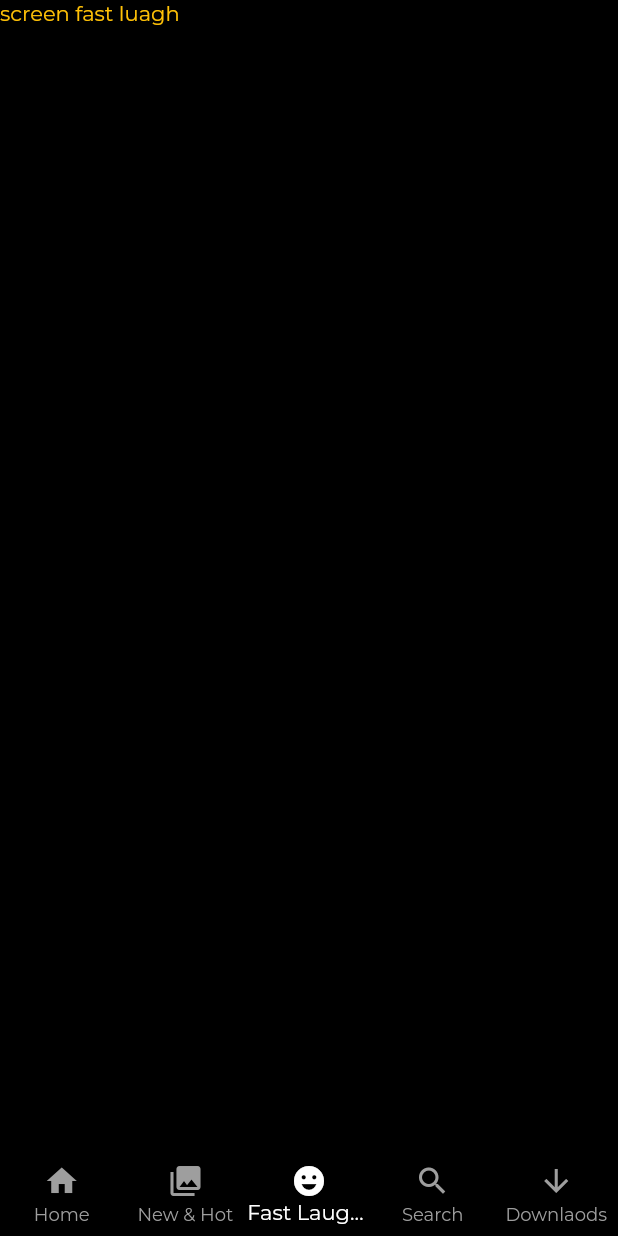
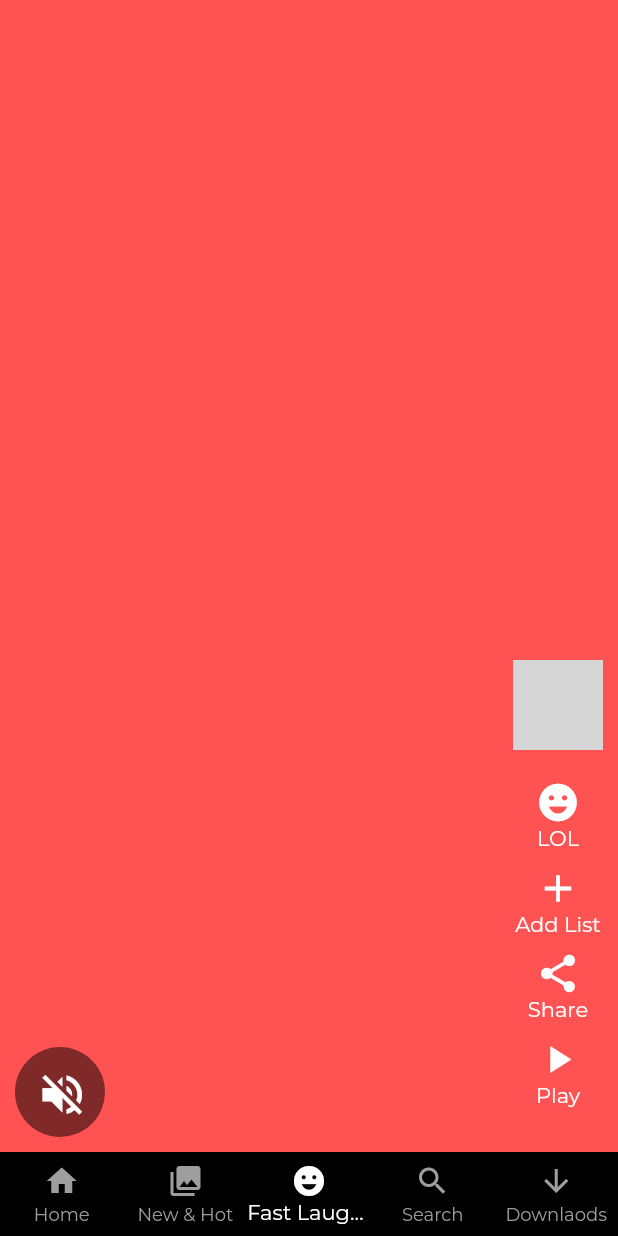
Before and after one commit to nabeeeltk/NetflixApp, a Flutter app: the screen it shows after launch, item 3 of the bottom bar chosen, on a phone screen of 412 x 824 dp. Run offline on Flutter 3.47's test engine with Material 2 defaults, Android fonts, the phone set to English and light mode, and no system bars; our stand-ins replace google_fonts; network calls fail; grey boxes are pictures that could not be loaded.

Commit message:
add fast laugh ui

```diff
--- a/netflixapp/lib/presentation/fast_laugh/screen_fast_laugh.dart
+++ b/netflixapp/lib/presentation/fast_laugh/screen_fast_laugh.dart
@@ -1,4 +1,5 @@
 import 'package:flutter/material.dart';
+import 'package:netflixapp/presentation/fast_laugh/widget/video_list_item.dart';
 
 
 class ScreenFastLuagh extends StatelessWidget {
@@ -6,6 +7,12 @@ class ScreenFastLuagh extends StatelessWidget {
 
   @override
   Widget build(BuildContext context) {
-    return const Scaffold(body: Text('screen fast luagh',style: TextStyle(color: Colors.amber),),);
+    return  Scaffold(body:SafeArea(child: PageView(
+      scrollDirection: Axis.vertical,
+      children: List.generate(20, (index) {
+        return   VideoLisItem(index:index ,);
+      })
+
+    )),);
   }
 }
--- /dev/null
+++ b/netflixapp/lib/presentation/fast_laugh/widget/video_list_item.dart
@@ -0,0 +1,93 @@
+import 'package:flutter/material.dart';
+import 'package:netflixapp/core/colors/colors.dart';
+import 'package:netflixapp/core/constents.dart';
+
+class VideoLisItem extends StatelessWidget {
+  final int index;
+  const VideoLisItem({super.key, required this.index});
+
+  @override
+  Widget build(BuildContext context) {
+    return Stack(
+      children: [
+        Container(
+          color: Colors.accents[index % Colors.accents.length],
+        ),
+        Align(
+          alignment: Alignment.bottomCenter,
+          child: Padding(
+            padding: const EdgeInsets.only(left: 10, bottom: 10),
+            child: Row(
+              crossAxisAlignment: CrossAxisAlignment.end,
+              mainAxisAlignment: MainAxisAlignment.spaceBetween,
+              children: [
+                //left side icone...................
+                CircleAvatar(
+                  backgroundColor: Colors.black.withOpacity(0.5),
+                  radius: 30,
+                  child: IconButton(
+                      onPressed: () {},
+                      icon: const Icon(
+                        Icons.volume_off,
+                        size: 35,
+                        color: kwhitcolor,
+                      )),
+                ),
+                //right side icons
+
+                Padding(
+                  padding:
+                      const EdgeInsets.symmetric(vertical: 20, horizontal: 10),
+                  child: Column(
+                    mainAxisAlignment: MainAxisAlignment.end,
+                    children: const [
+                      Padding(
+                        padding: EdgeInsets.symmetric(vertical: 10),
+                        child: CircleAvatar(
+                          radius: 30,
+                          backgroundImage: NetworkImage(
+                              'https://www.themoviedb.org/t/p/w220_and_h330_face/vZloFAK7NmvMGKE7VkF5UHaz0I.jpg'),
+                        ),
+                      ),
+                      kHeight,
+                      VideoActions(icon: (Icons.emoji_emotions), title: 'LOL'),
+                      kHeight,
+                      VideoActions(icon: (Icons.add), title: 'Add List'),
+                      kHeight,
+                      VideoActions(icon: (Icons.share), title: 'Share'),
+                      kHeight,
+                      VideoActions(icon: (Icons.play_arrow), title: 'Play')
+                    ],
+                  ),
+                )
+              ],
+            ),
+          ),
+        )
+      ],
+    );
+  }
+}
+
+class VideoActions extends StatelessWidget {
+  final IconData icon;
+  final String title;
+  const VideoActions({super.key, required this.icon, required this.title});
+
+  @override
+  Widget build(BuildContext context) {
+    return Column(
+      children: [
+        Icon(
+          icon,
+          size: 30,
+          color: Colors.white,
+        ),
+        Text(
+          title,
+          style: const TextStyle(color: kwhitcolor, fontSize: 14),
+        ),
+      ],
+    );
+  }
+}
--- a/netflixapp/lib/presentation/search/widget/Search_result.dart
+++ b/netflixapp/lib/presentation/search/widget/Search_result.dart
@@ -1,9 +1,8 @@
 import 'package:flutter/cupertino.dart';
-import 'package:flutter/src/widgets/framework.dart';
-import 'package:flutter/src/widgets/placeholder.dart';
 import 'package:netflixapp/core/constents.dart';
 import 'package:netflixapp/presentation/search/widget/titile.dart';
-  final imageurl ='https://www.themoviedb.org/t/p/w220_and_h330_face/hQUT2B0QVV17pYMHyLzdNGVdrBF.jpg';
+
+final imageurl ='https://www.themoviedb.org/t/p/w220_and_h330_face/hQUT2B0QVV17pYMHyLzdNGVdrBF.jpg';
 class SearchResult extends StatelessWidget {
   const SearchResult({super.key});
 
@@ -12,7 +11,7 @@ class SearchResult extends StatelessWidget {
     return Column(
       crossAxisAlignment: CrossAxisAlignment.start,
       children: [
-      SearchTextTitile(titile: 'Movies & TV'),
+   const SearchTextTitile(titile: 'Movies & TV'),
       kHeight,
       Expanded(
 
@@ -23,7 +22,7 @@ class SearchResult extends StatelessWidget {
           crossAxisSpacing: 8,
           childAspectRatio: 1/1.4,
           children: List.generate(20, (index) {
-            return   MainCard();
+            return   const MainCard();
 
           }),))
     ],);
--- a/netflixapp/pubspec.yaml
+++ b/netflixapp/pubspec.yaml
@@ -31,10 +31,10 @@ dependencies:
   flutter:
     sdk: flutter
   google_fonts: ^4.0.4
+  dependencies:
+  video_player: ^2.6.1
 
 google_fonts:
-
-
 
 cupertino_icons: ^1.0.2
 
```
Also changed, not shown: netflixapp/pubspec.lock, 1 other file.
